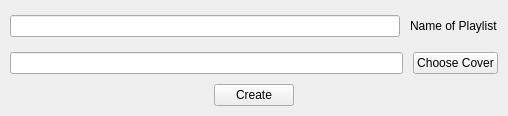
MilanJzo/eda-mp3, file src/frontend/createplaylistdialog.ui: the form before one commit.
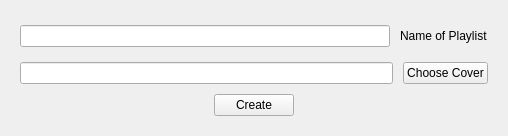
The form after the commit.

The edit to the form file:
```diff
--- a/src/frontend/createplaylistdialog.ui
+++ b/src/frontend/createplaylistdialog.ui
@@ -7,7 +7,7 @@
     <x>0</x>
     <y>0</y>
     <width>508</width>
-    <height>116</height>
+    <height>136</height>
    </rect>
   </property>
   <property name="sizePolicy">
@@ -24,18 +24,19 @@
     <number>0</number>
    </property>
    <property name="leftMargin">
-    <number>0</number>
+    <number>10</number>
    </property>
    <property name="topMargin">
-    <number>0</number>
+    <number>10</number>
    </property>
    <property name="rightMargin">
-    <number>0</number>
+    <number>10</number>
    </property>
    <property name="bottomMargin">
-    <number>0</number>
+    <number>10</number>
    </property>
    <item>
+    <widget class="QWidget" name="content" native="true">
     <layout class="QVBoxLayout" name="verticalLayout">
      <property name="spacing">
       <number>10</number>
@@ -101,6 +102,7 @@
       </layout>
      </item>
     </layout>
+    </widget>
    </item>
   </layout>
  </widget>
```
Lines whose indentation alone changed are shown as unchanged.
